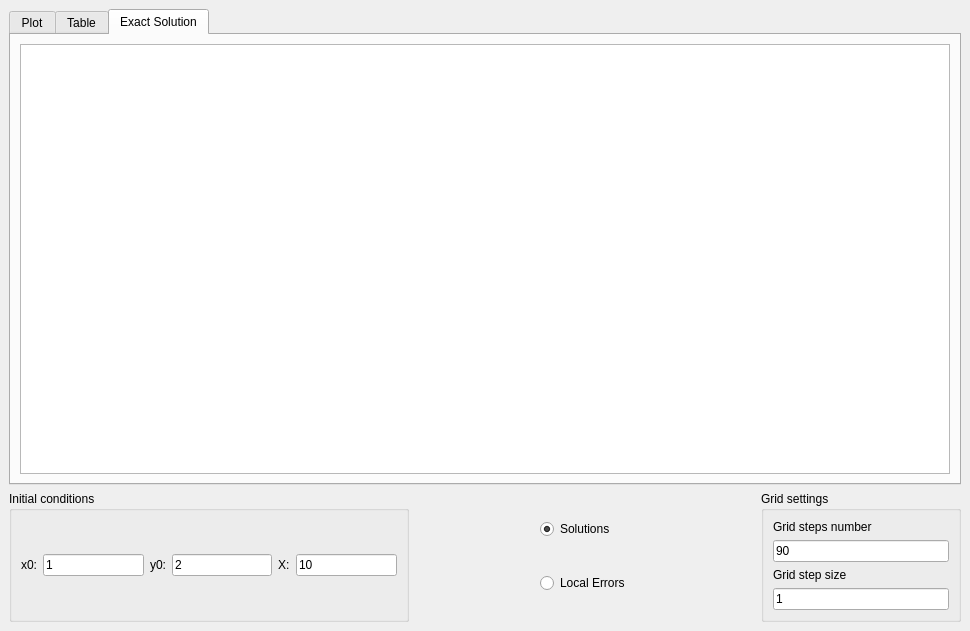
This is mainwindow.ui in Mexator/DifferentialEquationsSolver as Qt 5 draws it before an edit. The edited form follows.
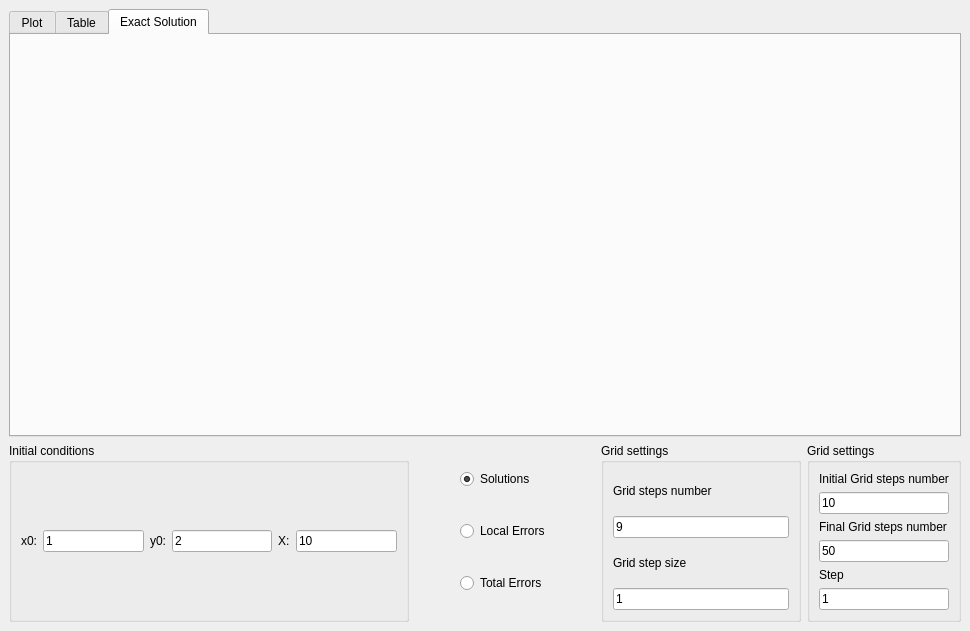
This is the edited form. The open tabs and pages were chosen to show the change.

Patch:
```diff
--- a/mainwindow.ui
+++ b/mainwindow.ui
@@ -80,14 +80,15 @@
        </layout>
       </widget>
       <widget class="QWidget" name="ExactTab">
+       <property name="enabled">
+        <bool>true</bool>
+       </property>
+       <property name="acceptDrops">
+        <bool>false</bool>
+       </property>
        <attribute name="title">
         <string>Exact Solution</string>
        </attribute>
-       <layout class="QHBoxLayout" name="horizontalLayout_5">
-        <item>
-         <widget class="QGraphicsView" name="graphicsView"/>
-        </item>
-       </layout>
       </widget>
      </widget>
     </item>
@@ -135,6 +136,9 @@
            <property name="text">
             <string>1</string>
            </property>
+           <property name="clearButtonEnabled">
+            <bool>false</bool>
+           </property>
           </widget>
          </item>
          <item>
@@ -224,6 +228,13 @@
           </property>
          </widget>
         </item>
+        <item>
+         <widget class="QRadioButton" name="totalErrorsRBtn">
+          <property name="text">
+           <string>Total Errors</string>
+          </property>
+         </widget>
+        </item>
        </layout>
       </item>
       <item>
@@ -267,7 +278,7 @@
          <item>
           <widget class="QLineEdit" name="GridCountEdit">
            <property name="text">
-            <string>90</string>
+            <string>9</string>
            </property>
           </widget>
          </item>
@@ -288,6 +299,60 @@
         </layout>
        </widget>
       </item>
+      <item>
+       <widget class="QGroupBox" name="totalGrid">
+        <property name="title">
+         <string>Grid settings</string>
+        </property>
+        <property name="checkable">
+         <bool>false</bool>
+        </property>
+        <layout class="QVBoxLayout" name="verticalLayout_4">
+         <item>
+          <widget class="QLabel" name="GridSize_2">
+           <property name="text">
+            <string>Initial Grid steps number</string>
+           </property>
+          </widget>
+         </item>
+         <item>
+          <widget class="QLineEdit" name="totalInitSteps">
+           <property name="text">
+            <string>10</string>
+           </property>
+          </widget>
+         </item>
+         <item>
+          <widget class="QLabel" name="GridStep_2">
+           <property name="text">
+            <string>Final Grid steps number</string>
+           </property>
+          </widget>
+         </item>
+         <item>
+          <widget class="QLineEdit" name="totalFinStep">
+           <property name="text">
+            <string>50</string>
+           </property>
+          </widget>
+         </item>
+         <item>
+          <widget class="QLabel" name="GridSize_3">
+           <property name="text">
+            <string>Step</string>
+           </property>
+          </widget>
+         </item>
+         <item>
+          <widget class="QLineEdit" name="totalStep">
+           <property name="text">
+            <string>1</string>
+           </property>
+          </widget>
+         </item>
+        </layout>
+       </widget>
+      </item>
      </layout>
     </item>
    </layout>
```
Left out of the diff: 8 changed lines with no effect on the pictures.
